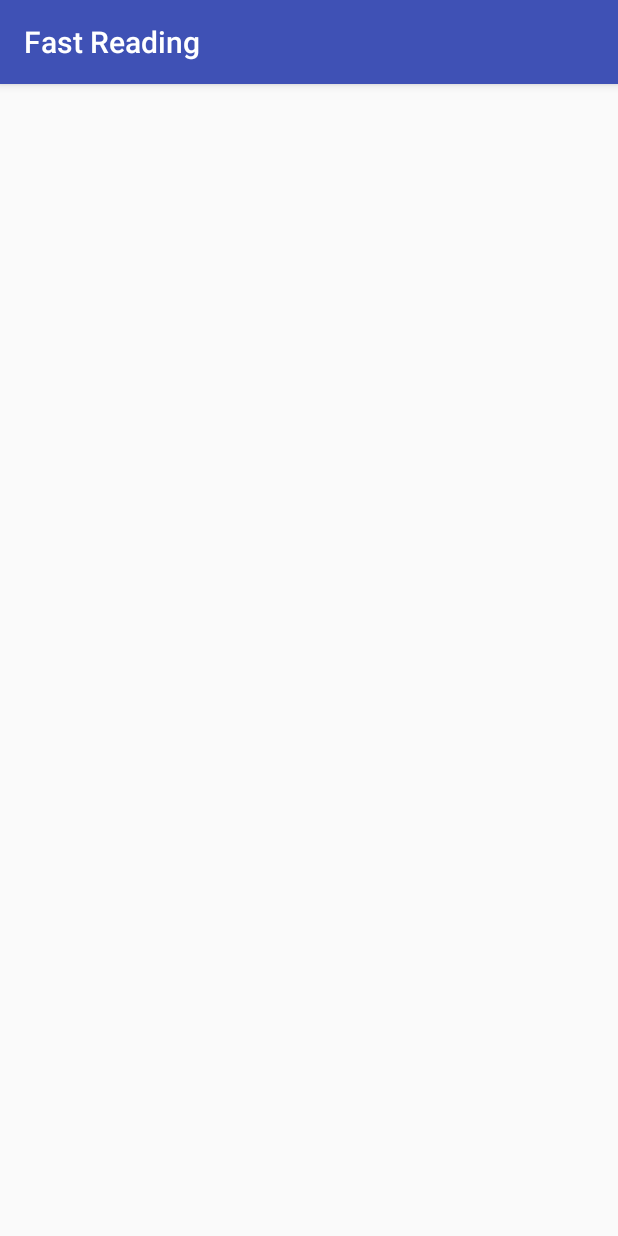
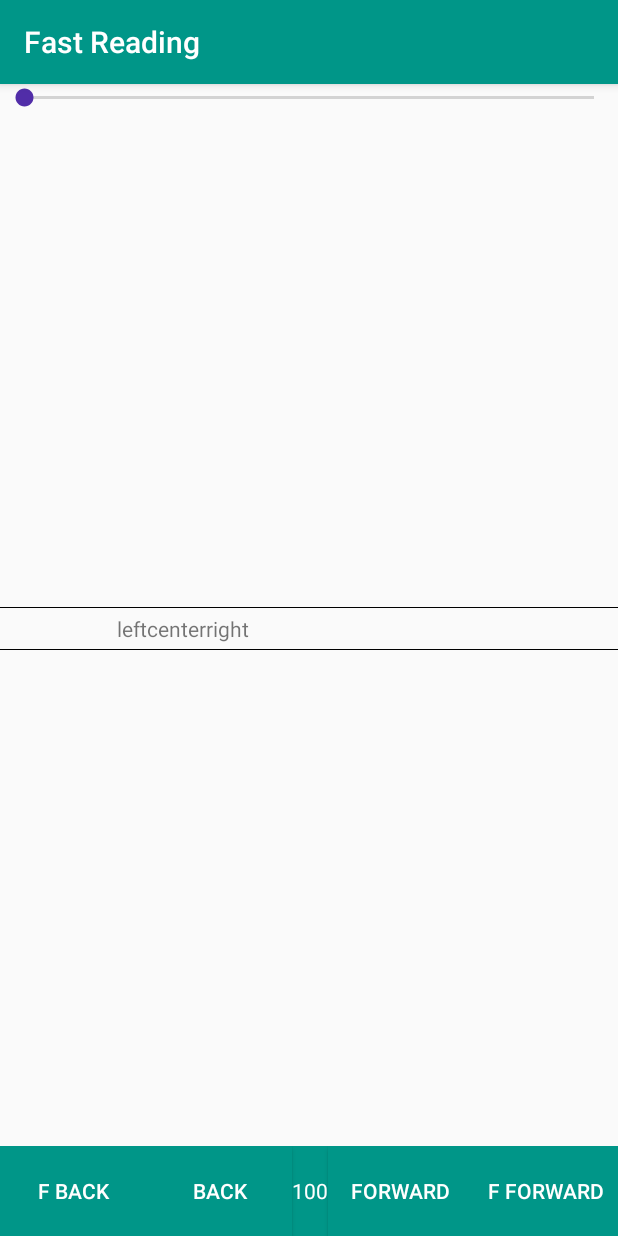
Before and after one commit to pashkobohdan/FastReading, an Android app: the CurrentBook screen opened directly, with no data from a screen before it, on a phone screen of 412 x 824 dp. Run offline under Robolectric (Android 15) with nearby library versions, the light colour scheme and no system bars.

Commit message:
Current book activity design. Version 1

```diff
--- a/app/build.gradle
+++ b/app/build.gradle
@@ -22,8 +22,8 @@ android {
         }
     }
     compileOptions {
-        sourceCompatibility JavaVersion.VERSION_1_8
-        targetCompatibility JavaVersion.VERSION_1_8
+        targetCompatibility 1.8
+        sourceCompatibility 1.8
     }
 }
 
@@ -49,5 +49,4 @@ dependencies {
     // 'multi' fab
     compile 'com.getbase:floatingactionbutton:1.10.1'
 
-
 }
--- a/app/src/main/AndroidManifest.xml
+++ b/app/src/main/AndroidManifest.xml
@@ -10,7 +10,6 @@
         android:theme="@style/AppTheme">
         <activity
             android:name=".MyBooks"
-            android:label="@string/app_name"
             android:theme="@style/AppTheme.NoActionBar">
             <intent-filter>
                 <action android:name="android.intent.action.MAIN" />
@@ -18,7 +17,9 @@
                 <category android:name="android.intent.category.LAUNCHER" />
             </intent-filter>
         </activity>
-        <activity android:name=".CurrentBook"></activity>
+        <activity
+            android:name=".CurrentBook"
+            android:theme="@style/AppTheme.NoActionBar" />
     </application>
 
 </manifest>
--- a/app/src/main/java/com/pashkobohdan/fastreading/CurrentBook.java
+++ b/app/src/main/java/com/pashkobohdan/fastreading/CurrentBook.java
@@ -3,7 +3,8 @@ package com.pashkobohdan.fastreading;
 import android.content.Intent;
 import android.support.v7.app.AppCompatActivity;
 import android.os.Bundle;
-import android.widget.Toast;
+import android.support.v7.widget.Toolbar;
+import android.view.MenuItem;
 
 import com.pashkobohdan.fastreading.library.bookTextWorker.BookInfo;
 import com.pashkobohdan.fastreading.library.bookTextWorker.BookInfosList;
@@ -11,21 +12,48 @@ import com.pashkobohdan.fastreading.library.bookTextWorker.BookInfosList;
 import java.io.File;
 
 public class CurrentBook extends AppCompatActivity {
+    private BookInfo bookInfo;
+
 
     @Override
     protected void onCreate(Bundle savedInstanceState) {
         super.onCreate(savedInstanceState);
         setContentView(R.layout.activity_current_book);
 
+        Toolbar toolbar = (Toolbar) findViewById(R.id.current_book_toolbar);
+        setSupportActionBar(toolbar);
+
+
+        if(!getBookInfo()){
+            return;
+        }
+
+        if(getSupportActionBar()!=null) {
+            getSupportActionBar().setTitle(bookInfo.getName());
+            getSupportActionBar().setHomeButtonEnabled(true);
+        }
+    }
+
+    private boolean getBookInfo() {
         Intent i = getIntent();
         File bookFile = (File) i.getSerializableExtra("serializable_book_file");
 
-        //bookFile.renameTo()
-
-        BookInfo currentBookInfo = BookInfosList.get(bookFile);
-        if(currentBookInfo==null){
-            Toast.makeText(this, "current book is null !!!", Toast.LENGTH_SHORT).show();
+        bookInfo = BookInfosList.get(bookFile);
+        if(bookInfo==null){
+            return false;
         }
 
+        return true;
+    }
+
+    @Override
+    public boolean onOptionsItemSelected(MenuItem item) {
+        int id = item.getItemId();
+
+        if (id == android.R.id.home) {
+            finish();
+        }
+
+        return super.onOptionsItemSelected(item);
     }
 }
--- a/app/src/main/java/com/pashkobohdan/fastreading/library/bookTextWorker/BookInfo.java
+++ b/app/src/main/java/com/pashkobohdan/fastreading/library/bookTextWorker/BookInfo.java
@@ -6,6 +6,7 @@ import com.pashkobohdan.fastreading.library.fileSystem.file.FileReadingAndWritin
 import com.pashkobohdan.fastreading.library.fileSystem.file.core.FileReadWrite;
 
 import java.io.File;
+import java.io.IOException;
 
 /**
  * Created by Bohdan Pashko on 24.01.17.
@@ -46,6 +47,7 @@ public class BookInfo {
 
     public void readWords(final Runnable readingSuccess, final Runnable readingFailure) {
         new Thread(() -> {
+            try {
                 FileReadWrite fileReadWrite = new FileReadingAndWriting();
                 String bookText = fileReadWrite.read(file, (o, n) -> {
                 });
@@ -67,7 +69,11 @@ public class BookInfo {
 
                     setWasRead(true);
                 }
+            }catch (Exception e){
+                e.printStackTrace();
 
+                readingFailure.run();
+            }
         }).start();
     }
 
--- /dev/null
+++ b/app/src/main/res/drawable/book_playing_control_button.xml
@@ -0,0 +1,19 @@
+<?xml version="1.0" encoding="utf-8"?>
+<selector xmlns:android="http://schemas.android.com/apk/res/android">
+    <item android:state_pressed="false">
+        <shape android:shape="rectangle">
+            <solid android:color="@color/colorPrimary"/>
+
+            <stroke android:color="@color/white"/>
+        </shape>
+    </item>
+    <item android:state_pressed="true">
+        <shape android:shape="rectangle">
+            <solid android:color="@color/colorPrimary"/>
+            <stroke
+                android:width="1dp"
+                android:color="#ffffff" />
+
+        </shape>
+    </item>
+</selector>
--- a/app/src/main/res/drawable/fab_label_background.xml
+++ b/app/src/main/res/drawable/fab_label_background.xml
@@ -2,9 +2,9 @@
 <shape xmlns:android="http://schemas.android.com/apk/res/android">
     <solid android:color="@color/black_semi_transparent"/>
     <padding
-        android:left="16dp"
+        android:left="4dp"
         android:top="4dp"
-        android:right="16dp"
+        android:right="4dp"
         android:bottom="4dp"/>
     <corners
         android:radius="3dp"/>
--- a/app/src/main/res/layout/activity_current_book.xml
+++ b/app/src/main/res/layout/activity_current_book.xml
@@ -1,13 +1,29 @@
 <?xml version="1.0" encoding="utf-8"?>
-<RelativeLayout xmlns:android="http://schemas.android.com/apk/res/android"
+<android.support.design.widget.CoordinatorLayout xmlns:android="http://schemas.android.com/apk/res/android"
+    xmlns:app="http://schemas.android.com/apk/res-auto"
     xmlns:tools="http://schemas.android.com/tools"
-    android:id="@+id/activity_current_book"
     android:layout_width="match_parent"
     android:layout_height="match_parent"
-    android:paddingBottom="@dimen/activity_vertical_margin"
-    android:paddingLeft="@dimen/activity_horizontal_margin"
-    android:paddingRight="@dimen/activity_horizontal_margin"
-    android:paddingTop="@dimen/activity_vertical_margin"
+    android:fitsSystemWindows="true"
     tools:context="com.pashkobohdan.fastreading.CurrentBook">
 
-</RelativeLayout>
+
+    <android.support.design.widget.AppBarLayout
+        android:layout_width="match_parent"
+        android:layout_height="wrap_content"
+        android:theme="@style/AppTheme.AppBarOverlay">
+
+        <android.support.v7.widget.Toolbar
+            android:id="@+id/current_book_toolbar"
+            android:layout_width="match_parent"
+            android:layout_height="?attr/actionBarSize"
+            android:background="?attr/colorPrimary"
+            app:popupTheme="@style/AppTheme.PopupOverlay" />
+        <!--app:layout_scrollFlags="scroll|enterAlways"-->
+
+    </android.support.design.widget.AppBarLayout>
+
+    <include layout="@layout/content_current_book" />
+
+
+</android.support.design.widget.CoordinatorLayout>
--- /dev/null
+++ b/app/src/main/res/layout/content_current_book.xml
@@ -0,0 +1,160 @@
+<?xml version="1.0" encoding="utf-8"?>
+
+
+<android.support.design.widget.CoordinatorLayout xmlns:android="http://schemas.android.com/apk/res/android"
+    xmlns:app="http://schemas.android.com/apk/res-auto"
+    xmlns:tools="http://schemas.android.com/tools"
+    android:id="@+id/content_my_books"
+    android:layout_width="match_parent"
+    android:layout_height="match_parent"
+    app:layout_behavior="@string/appbar_scrolling_view_behavior"
+    tools:context="com.pashkobohdan.fastreading.CurrentBook"
+    tools:showIn="@layout/activity_current_book">
+
+    <LinearLayout xmlns:android="http://schemas.android.com/apk/res/android"
+        android:layout_width="match_parent"
+        android:layout_height="match_parent"
+        android:orientation="vertical">
+
+
+        <LinearLayout
+            android:layout_width="match_parent"
+            android:layout_height="wrap_content"
+            android:orientation="horizontal">
+
+            <SeekBar
+                android:id="@+id/seekBar"
+                android:layout_width="match_parent"
+                android:layout_height="wrap_content" />
+        </LinearLayout>
+
+
+        <RelativeLayout
+            android:layout_width="match_parent"
+            android:layout_height="0dp"
+            android:layout_weight="1">
+
+
+            <LinearLayout
+                android:layout_width="match_parent"
+                android:layout_height="wrap_content"
+                android:layout_centerVertical="true"
+                android:orientation="vertical">
+
+                <TextView
+                    android:layout_width="match_parent"
+                    android:layout_height="1px"
+                    android:background="@color/black_back" />
+
+                <LinearLayout
+                    android:layout_width="match_parent"
+                    android:layout_height="wrap_content"
+                    android:layout_marginBottom="4dp"
+                    android:layout_marginTop="4dp"
+                    android:baselineAligned="false"
+                    android:orientation="horizontal">
+
+                    <LinearLayout
+                        android:id="@+id/linear_layout"
+                        android:layout_width="0dp"
+                        android:layout_height="wrap_content"
+                        android:layout_weight="1"
+                        android:gravity="end"
+                        android:orientation="horizontal">
+
+                        <TextView
+                            android:layout_width="wrap_content"
+                            android:layout_height="wrap_content"
+                            android:text="left" />
+
+
+                        <TextView
+                            android:layout_width="wrap_content"
+                            android:layout_height="wrap_content"
+                            android:text="center" />
+
+                    </LinearLayout>
+
+
+                    <LinearLayout
+                        android:id="@+id/linear_layout2"
+                        android:layout_width="0dp"
+                        android:layout_height="wrap_content"
+                        android:layout_weight="2"
+                        android:orientation="horizontal">
+
+                        <TextView
+                            android:layout_width="wrap_content"
+                            android:layout_height="wrap_content"
+                            android:text="right" />
+                    </LinearLayout>
+
+                </LinearLayout>
+
+
+                <TextView
+                    android:layout_width="match_parent"
+                    android:layout_height="1px"
+                    android:background="@color/black_back" />
+            </LinearLayout>
+
+        </RelativeLayout>
+
+
+        <LinearLayout
+            android:layout_width="match_parent"
+            android:layout_height="60dp"
+            android:background="@color/colorPrimary"
+            android:orientation="horizontal">
+
+
+            <Button
+                android:id="@+id/button2"
+                android:layout_width="match_parent"
+                android:layout_height="match_parent"
+                android:layout_weight="1"
+                android:background="@drawable/book_playing_control_button"
+                android:text="f back"
+                android:textColor="@color/white" />
+
+
+            <Button
+                android:id="@+id/button3"
+                android:layout_width="match_parent"
+                android:layout_height="match_parent"
+                android:layout_weight="1"
+                android:background="@drawable/book_playing_control_button"
+                android:text="back"
+                android:textColor="@color/white" />
+
+
+            <TextView
+                android:id="@+id/textView4"
+                android:layout_width="wrap_content"
+                android:layout_height="wrap_content"
+                android:text="100"
+                android:textColor="@color/white" />
+
+            <Button
+                android:id="@+id/button4"
+                android:layout_width="match_parent"
+                android:layout_height="match_parent"
+                android:layout_weight="1"
+                android:background="@drawable/book_playing_control_button"
+                android:text="forward"
+                android:textColor="@color/white" />
+
+
+            <Button
+                android:id="@+id/button5"
+                android:layout_width="match_parent"
+                android:layout_height="match_parent"
+                android:layout_weight="1"
+                android:background="@drawable/book_playing_control_button"
+                android:text="f forward"
+                android:textColor="@color/white" />
+
+        </LinearLayout>
+
+    </LinearLayout>
+</android.support.design.widget.CoordinatorLayout>
--- a/app/src/main/res/values/colors.xml
+++ b/app/src/main/res/values/colors.xml
@@ -1,14 +1,16 @@
 <?xml version="1.0" encoding="utf-8"?>
 <resources>
-    <color name="colorPrimary">#3F51B5</color>
-    <color name="colorPrimaryDark">#303F9F</color>
-    <color name="colorAccent">#FF4081</color>
+    <color name="colorPrimary">#009688</color>//#3F51B5
+    <color name="colorPrimaryDark">#00796B</color>
+    <color name="colorAccent">#512DA8</color>
+
     <color name="white">#FFFFFF</color>
-    <color name="white_pressed">#EEEEEE</color>
-    <color name="half_black">#CCCCFF</color>
+
+    <color name="fab_normal">#FF5722</color>
+    <color name="fab_pressed">#e44615</color>
+
+    <color name="black_back">#000000</color>
 
 
-
-    <color name="plus_fab_button_color">#a9a9ff</color>
     <color name="black_semi_transparent">#B2000000</color>
 </resources>
--- a/app/src/main/res/values/strings.xml
+++ b/app/src/main/res/values/strings.xml
@@ -1,4 +1,6 @@
 <resources>
     <string name="app_name">Fast Reading</string>
     <string name="action_settings">Settings</string>
+    <string name="activity_my_books_title">All Books</string>
+    <string name="book_list_book_reading_error">reading error</string>
 </resources>
```
Also changed, not shown: app/src/main/java/com/pashkobohdan/fastreading/MyBooks.java (+27 -8 lines), app/src/main/java/com/pashkobohdan/fastreading/library/fileSystem/file/FileReadingAndWriting.java (+12 -3 lines), app/src/main/java/com/pashkobohdan/fastreading/library/fileSystem/newFileOpening/implementations/Fb2FileOpener.java (+87 -13 lines), app/src/main/java/com/pashkobohdan/fastreading/library/ui/dialogs/BookEditDialog.java (+33 -20 lines), app/src/main/java/com/pashkobohdan/fastreading/library/ui/lists/booksList/BookViewHolder.java (+3 -15 lines), app/src/main/java/com/pashkobohdan/fastreading/library/ui/lists/booksList/BooksRecyclerViewAdapter.java (+6 -9 lines), app/src/main/res/layout/activity_my_books.xml (+10 -19 lines), app/src/main/res/layout/dialog_edit_book.xml (+8 -13 lines), app/src/main/res/values/styles.xml (+8 -1 lines). Lines whose indentation alone changed are shown as unchanged.
